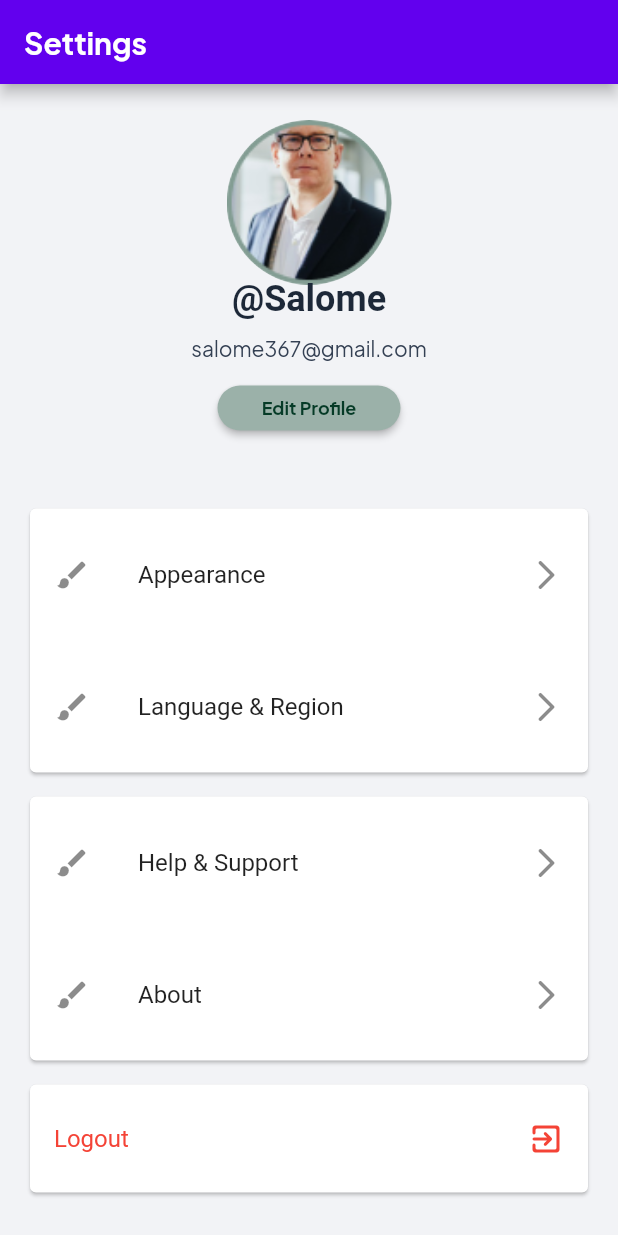
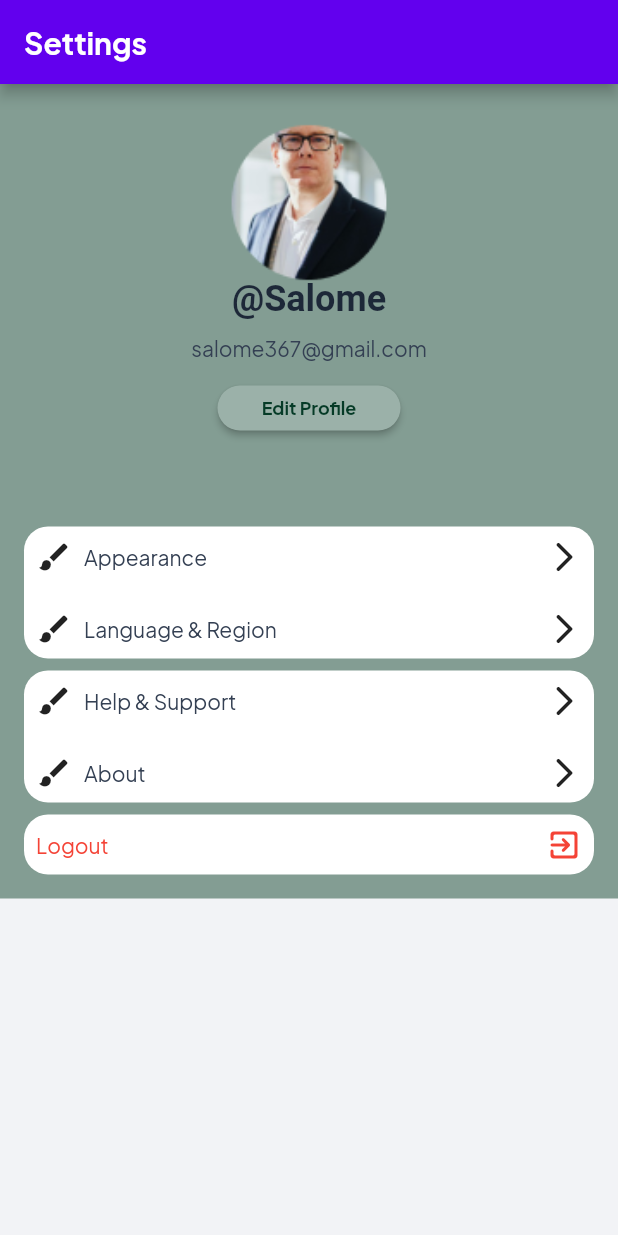
Before and after one commit to hngx-org/Fortress-events-mobile, a Flutter app: the MakeAWish4Screen screen opened directly, on a phone screen of 412 x 824 dp. Run offline on Flutter 3.47's test engine with Material 2 defaults, Android fonts, the phone set to English and light mode, and no system bars; our stand-ins replace cached_network_image, flutter_svg; Roboto replaces fonts that are missing (Rebond Grotesque); statements that could not run were skipped.

Commit message:
implemented custom list tile and custom card

```diff
--- a/lib/src/features/start_up/pages/make_a_wish_4_screen.dart
+++ b/lib/src/features/start_up/pages/make_a_wish_4/make_a_wish_4_screen.dart
@@ -9,6 +9,8 @@ import 'package:event_app/src/general_widgets/custom_icon_button.dart';
 import 'package:event_app/src/general_widgets/custom_image_view.dart';
 import 'package:event_app/src/general_widgets/spacing.dart';
 import 'package:flutter/material.dart';
+
+import 'widgets/custom_list_tile.dart';
 
 class MakeAWish4Screen extends StatelessWidget {
   MakeAWish4Screen({super.key});
@@ -57,68 +59,62 @@ class MakeAWish4Screen extends StatelessWidget {
 
   final Widget _settingsWidget = Container(
     padding: const EdgeInsets.all(16),
-    child: const Column(
+    child: Column(
       children: <Widget>[
-        Card(
-          child: Column(
+        customCard(
           children: [
-              ListTile(
-                leading: Icon(Icons.brush),
-                title: Text('Appearance'),
-                contentPadding: EdgeInsets.all(16),
-                trailing: Icon(
+            CustomListTile(
+              leading: const Icon(Icons.brush),
+              title: const Text('Appearance'),
+              trailing: const Icon(
                 Icons.arrow_forward_ios_rounded,
               ),
             ),
-              ListTile(
-                leading: Icon(Icons.brush),
-                title: Text('Language & Region'),
-                contentPadding: EdgeInsets.all(16),
-                trailing: Icon(
+            const Spacing.smallHeight(),
+            CustomListTile(
+              leading: const Icon(Icons.brush),
+              title: const Text('Language & Region'),
+              trailing: const Icon(
                 Icons.arrow_forward_ios_rounded,
               ),
             ),
           ],
         ),
-        ),
-        Spacing.smallHeight(),
-        Card(
-          child: Column(
+        const Spacing.smallHeight(),
+        customCard(
           children: [
-              ListTile(
-                leading: Icon(Icons.brush),
-                title: Text('Help & Support'),
-                contentPadding: EdgeInsets.all(16),
-                trailing: Icon(
+            CustomListTile(
+              leading: const Icon(Icons.brush),
+              title: const Text('Help & Support'),
+              trailing: const Icon(
                 Icons.arrow_forward_ios_rounded,
               ),
             ),
-              ListTile(
-                leading: Icon(Icons.brush),
-                title: Text('About'),
-                contentPadding: EdgeInsets.all(16),
-                trailing: Icon(
+            const Spacing.smallHeight(),
+            CustomListTile(
+              leading: const Icon(Icons.brush),
+              title: const Text('About'),
+              trailing: const Icon(
                 Icons.arrow_forward_ios_rounded,
               ),
             ),
           ],
         ),
-        ),
-        Spacing.smallHeight(),
-        Card(
-          child: ListTile(
-            visualDensity:
-                VisualDensity(vertical: VisualDensity.minimumDensity),
-            title: Text(
+        const Spacing.smallHeight(),
+        customCard(
+          children: [
+            CustomListTile(
+              title: const Text(
                 'Logout',
                 style: TextStyle(
                   color: Colors.red,
                 ),
               ),
-            trailing: Icon(Icons.exit_to_app_rounded, color: Colors.red),
-            contentPadding: EdgeInsets.all(16),
+              trailing:
+                  const Icon(Icons.exit_to_app_rounded, color: Colors.red),
             ),
-        )
+          ],
+        ),
       ],
     ),
   );
@@ -133,12 +129,15 @@ class MakeAWish4Screen extends StatelessWidget {
       //TODO: implement reusable bottom bar widget
       //bottomNavigationBar: CustomBottomNavBar(),
       body: SingleChildScrollView(
+        child: Container(
+          color: PrimaryColors().blueGray400,
           child: Column(
             children: [
               _userProfileSubWidget,
-            const Spacing.mediumHeight(),
+              const Spacing.largeHeight(),
               _settingsWidget,
             ],
+          ),
         ),
       ),
     );
@@ -147,56 +146,20 @@ class MakeAWish4Screen extends StatelessWidget {
 
 class User {
   static String handle = "Salome", email = 'salome367@gmail.com';
+  // static var profileImage = AssetImage(ImageConstant.imgEllipse1);
   static var profileImage = const AssetImage('assets/images/img_ellipse1.png');
-  //const NetworkImage("https://via.placeholder.com/110x110");
 }
 
-class CustomListView extends StatelessWidget {
-  Widget? leading, title, trailing;
-  SizedBox emptySizedBox = const SizedBox(
-    width: 0,
-  );
-
-  CustomListView({this.title, this.leading, this.trailing, super.key});
-
-  @override
-  Widget build(BuildContext context) {
-    title ??= emptySizedBox;
-    leading ??= emptySizedBox;
-    trailing ??= emptySizedBox;
-
-    return Row(
-      children: [
-        leading!,
-        if (leading != emptySizedBox)
-          const SizedBox(
-            width: 8,
-          ),
-        Expanded(
-          child: SizedBox(
-            child: title,
-          ),
-        ),
-        const SizedBox(
-          width: 8,
-        ),
-        trailing!,
-      ],
-    );
-  }
-}
-
-Widget customCard() {
+Widget customCard({required List<Widget> children}) {
   return Container(
-    width: 122,
-    height: 34,
     decoration: ShapeDecoration(
+      color: Colors.white,
       shape: RoundedRectangleBorder(
         borderRadius: BorderRadius.circular(16),
       ),
     ),
     child: Column(
-      children: [],
+      children: children,
     ),
   );
 }
--- /dev/null
+++ b/lib/src/features/start_up/pages/make_a_wish_4/widgets/custom_list_tile.dart
@@ -0,0 +1,37 @@
+import 'package:flutter/material.dart';
+
+class CustomListTile extends StatelessWidget {
+  final Widget? leading, title, trailing;
+  static const SizedBox emptySizedBox = const SizedBox.shrink();
+
+  CustomListTile(
+      {this.title = emptySizedBox,
+      this.leading = emptySizedBox,
+      this.trailing = emptySizedBox,
+      super.key});
+
+  @override
+  Widget build(BuildContext context) {
+    return Padding(
+      padding: const EdgeInsets.all(8.0),
+      child: Row(
+        children: [
+          leading!,
+          if (leading != emptySizedBox)
+            const SizedBox(
+              width: 8,
+            ),
+          Expanded(
+            child: SizedBox(
+              child: title,
+            ),
+          ),
+          const SizedBox(
+            width: 8,
+          ),
+          trailing!,
+        ],
+      ),
+    );
+  }
+}
```
Lines whose indentation alone changed are shown as unchanged.
